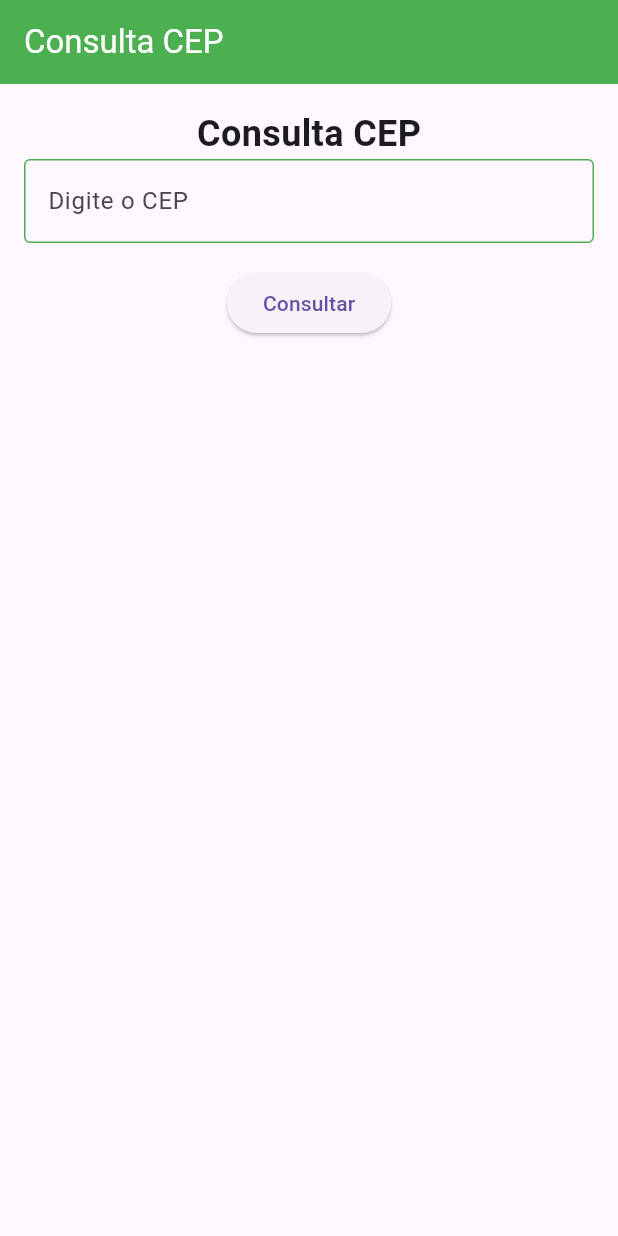
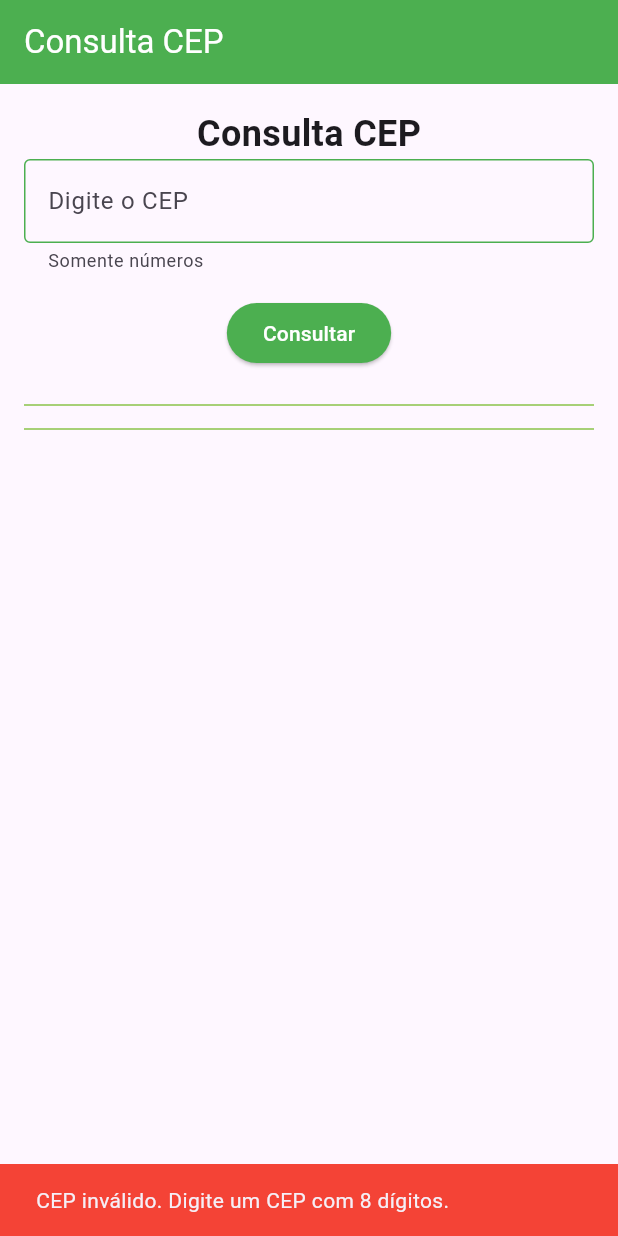
Before and after one commit to pedrobossi-design/ConsultaCEP, a Flutter app: the screen it shows after launch, after a tap on "Consultar", on a phone screen of 412 x 824 dp. Run offline on Flutter 3.47's test engine with Material 3 defaults, Android fonts, the phone set to English and light mode, and no system bars; our stand-ins replace material_ui.

Commit message:
Terceiro Commit: App completo

```diff
--- a/lib/main.dart
+++ b/lib/main.dart
@@ -1,57 +1,20 @@
+import 'package:consultacep/telaCep.dart';
 import 'package:material_ui/material_ui.dart';
-import 'package:http/http.dart';
 
 void main() {
   runApp(const MyApp());
 
 }
 
-class MyApp extends StatefulWidget {
+class MyApp extends StatelessWidget {
   const MyApp({super.key});
 
   @override
-  State<MyApp> createState() => _MyAppState();
-}
-
-class _MyAppState extends State<MyApp> {
-  @override
   Widget build(BuildContext context) {
-    return  MaterialApp(
+    return const MaterialApp(
       debugShowCheckedModeBanner: false,
       title: 'Consulta CEP',
-      home: Scaffold(
-        appBar: AppBar(
-          title: Text('Consulta CEP', style: TextStyle(color: Colors.white),),
-          backgroundColor: Colors.green,
-        ),
-        body: Center(
-          child: Container(
-            padding: EdgeInsets.all(16.0),
-            child: Column(
-              children: [
-                Text('Consulta CEP', style: TextStyle(fontSize: 24, fontWeight: FontWeight.bold),),
-                TextField(
-                  decoration: InputDecoration(
-                    labelText: 'Digite o CEP',
-                    border: OutlineInputBorder(),
-                    focusedBorder: OutlineInputBorder(
-                      borderSide: BorderSide(color: Colors.green, width: 2.0),
-                    ),
-                    enabledBorder: OutlineInputBorder(
-                      borderSide: BorderSide(color: Colors.green, width: 1.0),
-                    )
-                  ),
-                ),
-                SizedBox(height: 16.0),
-                ElevatedButton(
-                  child: Text('Consultar'),
-                  onPressed:() => print('Botão pressionado'),)
-              ],
-            ),
-          )
-        ,)
-      )
-
+      home: TelaCep(),
     );
   }
 }
--- /dev/null
+++ b/lib/telaCep.dart
@@ -0,0 +1,144 @@
+import 'package:material_ui/material_ui.dart';
+import 'package:http/http.dart' as http;
+import 'package:flutter/services.dart';
+import 'package:flutter/widgets.dart';
+import 'dart:convert';
+
+class TelaCep extends StatefulWidget {
+  const TelaCep({super.key});
+
+  @override
+  State<TelaCep> createState() => _TelaCepState();
+}
+
+class _TelaCepState extends State<TelaCep> {
+  final TextEditingController _cepController = TextEditingController();
+  Map<String, dynamic>? _endereco;
+
+  Future<Map<String, dynamic>?> _buscarCep(String cep) async {
+    final url = Uri.parse('https://viacep.com.br/ws/$cep/json/');
+    final resposta = await http.get(url);
+
+    final dados = jsonDecode(resposta.body);
+
+    if(dados.containsKey('erro')) return null;
+
+    return dados;
+  }
+
+  Widget _linha(String titulo, String chave){
+    final valor = _endereco![chave];
+    final texto = (valor == null || valor == '') ? '-' : valor;
+    return Text('$titulo: $texto', style: TextStyle(fontSize: 16, fontWeight: FontWeight.bold));
+  }
+
+  @override
+  Widget build(BuildContext context) {
+    return Scaffold(
+        appBar: AppBar(
+          title: Text('Consulta CEP', style: TextStyle(color: Colors.white),),
+          backgroundColor: Colors.green,
+        ),
+        body: Center(
+          child: Container(
+            padding: EdgeInsets.all(16.0),
+            child: Column(
+              children: [
+                Text('Consulta CEP', style: TextStyle(fontSize: 24, fontWeight: FontWeight.bold),),
+                TextField(
+                  controller: _cepController,
+                  keyboardType: TextInputType.number,
+                  cursorColor: Colors.green,
+                  inputFormatters: [
+                    FilteringTextInputFormatter.digitsOnly,
+                    LengthLimitingTextInputFormatter(8),
+                  ],
+                  decoration: InputDecoration(
+                    labelText: 'Digite o CEP',
+                    border: OutlineInputBorder(),
+                    floatingLabelStyle: TextStyle(color: Colors.green),
+                    helperText: 'Somente números',
+                    focusedBorder: OutlineInputBorder(
+                      borderSide: BorderSide(color: Colors.green, width: 2.0),
+                    ),
+                    enabledBorder: OutlineInputBorder(
+                      borderSide: BorderSide(color: Colors.green, width: 1.0),
+                    )
+                  ),
+                ),
+          SizedBox(height: 16.0),
+          ElevatedButton(
+            style: ElevatedButton.styleFrom(
+              backgroundColor: Colors.green,
+              foregroundColor: Colors.white,
+            ),
+            onPressed: () async {
+            final cep = _cepController.text;
+            setState(() => _endereco = null);   // limpa o resultado anterior
+
+            if (cep.length != 8) {
+              ScaffoldMessenger.of(context).showSnackBar(
+                const SnackBar(
+                  content: Text('CEP inválido. Digite um CEP com 8 dígitos.'),
+                  backgroundColor: Colors.red,
+                ),
+              );
+              return;
+            }
+
+            try {
+              final dados = await _buscarCep(cep);
+              if (!mounted) return;
+
+              if (dados == null) {
+                ScaffoldMessenger.of(context).showSnackBar(
+                  const SnackBar(
+                    content: Text('CEP não encontrado.'),
+                    backgroundColor: Colors.red,
+                  ),
+                );
+                return;
+              }
+
+              setState(() => _endereco = dados);
+            } catch (e) {
+              if (!mounted) return;
+              ScaffoldMessenger.of(context).showSnackBar(
+                const SnackBar(
+                  content: Text('Erro de conexão. Verifique sua internet.'),
+                  backgroundColor: Colors.red,
+                ),
+              );
+            }
+          },
+          child: const Text('Consultar'),
+              ),
+              SizedBox(height: 16.0,),
+                Divider(
+                  color: Colors.lightGreen,
+                ),
+                if (_endereco != null) ...[
+                    _linha('CEP', 'cep'),
+                    _linha('Rua', 'logradouro'),
+                    _linha('Complemento', 'complemento'),
+                    _linha('Unidade', 'unidade'),
+                    _linha('Bairro', 'bairro'),
+                    _linha('Cidade', 'localidade'),
+                    _linha('UF', 'uf'),
+                    _linha('Estado', 'estado'),
+                    _linha('Região', 'regiao'),
+                    _linha('IBGE', 'ibge'),
+                    _linha('GIA', 'gia'),
+                    _linha('DDD', 'ddd'),
+                    _linha('SIAFI', 'siafi'),
+                ],
+                Divider(
+                  color: Colors.lightGreen,
+                ),
+              ],
+            ),
+          )
+        ,)
+      );
+  }
+}
```
